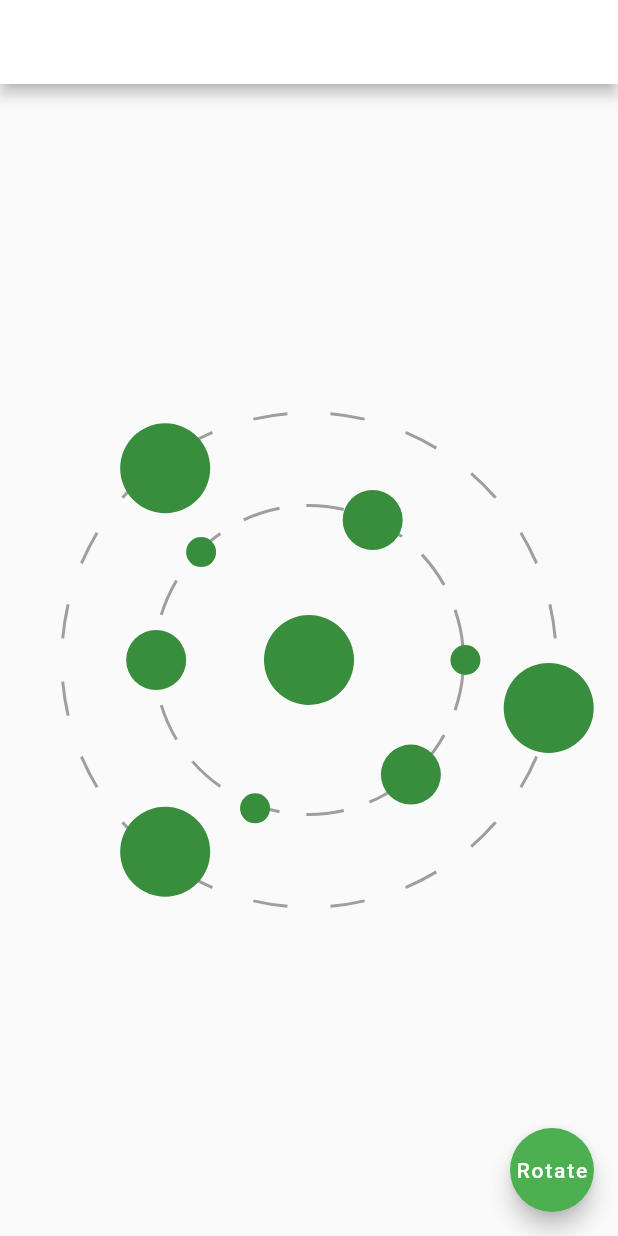
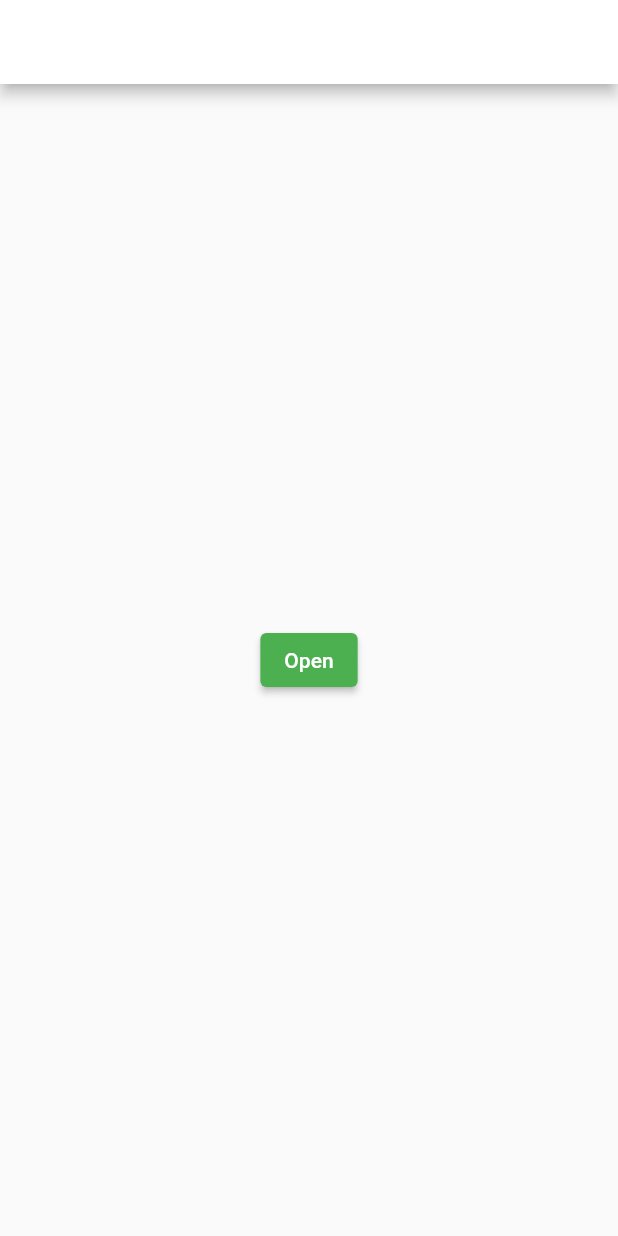
Before and after one commit to Tolulope05/flutter_pratical_challenge, a Flutter app: the screen it shows after launch, on a phone screen of 412 x 824 dp. Run offline on Flutter 3.47's test engine with Material 2 defaults, Android fonts, the light colour scheme and no system bars; our stand-ins replace adaptive_theme, avatar_glow, chewie, device_info_plus, fluttertoast, image_gallery_saver and 8 more; missing offline and left inert: highlight_text, speed_dial_fab, video_thumbnail.

Commit message:
added some custom btm sheet from gabby

```diff
--- /dev/null
+++ b/lib/15_gabby_aid_learning_pattern/custom_butonsheet.dart
@@ -0,0 +1,82 @@
+import 'package:flutter/material.dart';
+
+class CustomBtmSheet extends StatefulWidget {
+  const CustomBtmSheet({super.key, required this.title});
+
+  final String title;
+
+  @override
+  State<CustomBtmSheet> createState() => _CustomBtmSheetState();
+}
+
+class _CustomBtmSheetState extends State<CustomBtmSheet> {
+  late FocusNode focusNode;
+
+  @override
+  void initState() {
+    super.initState();
+    focusNode = FocusNode();
+  }
+
+  @override
+  void dispose() {
+    super.dispose();
+    focusNode.dispose();
+  }
+
+  @override
+  Widget build(BuildContext context) {
+    return Scaffold(
+      resizeToAvoidBottomInset: false,
+      appBar: AppBar(
+        backgroundColor: Theme.of(context).colorScheme.inversePrimary,
+        title: Text(widget.title),
+      ),
+      body: Center(
+        child: ElevatedButton(
+          onPressed: () {
+            showModalBottomSheet(
+              isScrollControlled: true,
+              context: context,
+              builder: (_) => SingleChildScrollView(
+                padding: const EdgeInsets.symmetric(horizontal: 10),
+                child: AnimatedSize(
+                  duration: const Duration(milliseconds: 300),
+                  child: Column(
+                    mainAxisSize: MainAxisSize.min,
+                    children: [
+                      const SizedBox(
+                        height: 50,
+                      ),
+                      TextField(
+                        focusNode: focusNode,
+                      ),
+                      const Text(
+                        'Hello World',
+                        style: TextStyle(fontSize: 20),
+                      ),
+                      const Text(
+                        'Hello World',
+                        style: TextStyle(fontSize: 20),
+                      ),
+                      const Text(
+                        'Hello World',
+                        style: TextStyle(fontSize: 20),
+                      ),
+                      SizedBox(
+                        height: focusNode.hasFocus
+                            ? MediaQuery.of(context).size.height * 0.5
+                            : kBottomNavigationBarHeight,
+                      ),
+                    ],
+                  ),
+                ),
+              ),
+            );
+          },
+          child: const Text('Open'),
+        ),
+      ),
+    );
+  }
+}
--- a/lib/main.dart
+++ b/lib/main.dart
@@ -1,5 +1,6 @@
 import 'package:flutter/material.dart';
 import 'package:flutter_pratical_challenge/08_status_saver/app_one/08_flutter_status_saver.dart';
+import 'package:flutter_pratical_challenge/15_gabby_aid_learning_pattern/custom_butonsheet.dart';
 import 'package:provider/provider.dart';
 
 import '15_gabby_aid_learning_pattern/dismissible_botton_navbar.dart';
@@ -30,9 +31,12 @@ class MyApp extends StatelessWidget {
             // home: const DismissibleBotomNav(
             //   title: "Some text",
             // ),
-            home: const SpiralImage(
+            home: const CustomBtmSheet(
               title: "Spiral Image",
             ),
+            // home: const SpiralImage(
+            //   title: "Spiral Image",
+            // ),
           );
         });
   }
```
